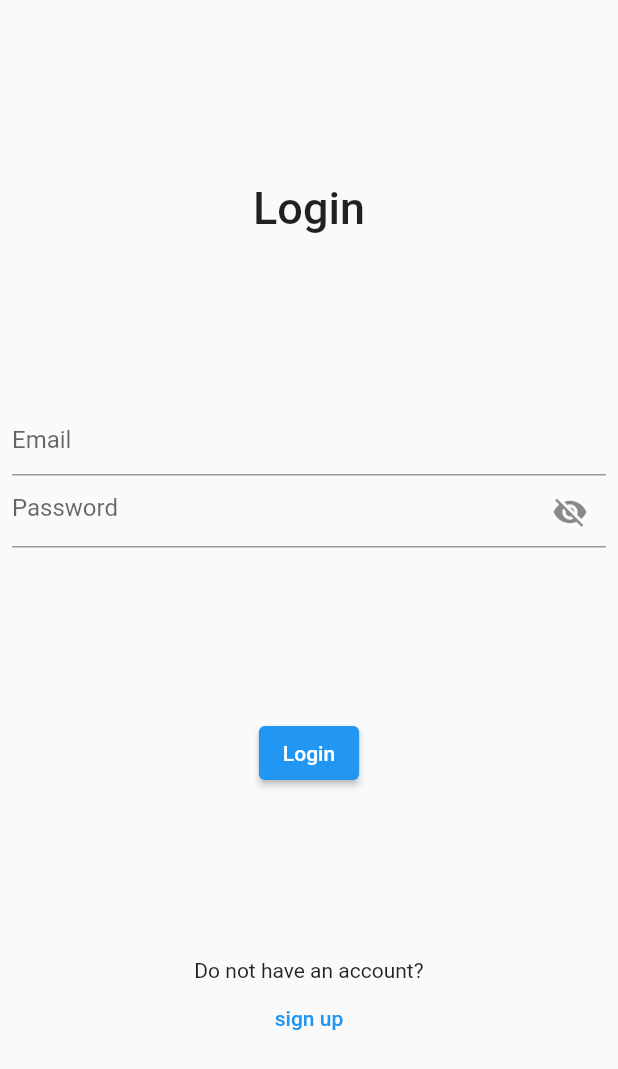
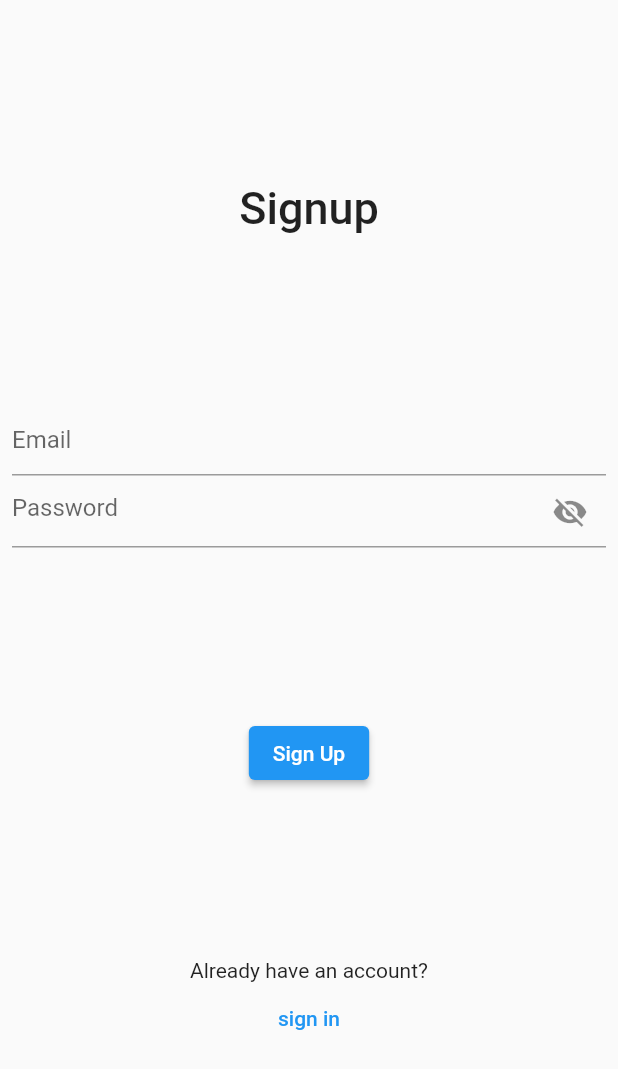
Before and after one commit to MR-Square/Flutter-old, a Flutter app: the screen it shows after launch, after a tap on "sign up", on a phone screen of 412 x 824 dp. Shown: the top 1069 px of the screen. Run offline on Flutter 3.47's test engine with Material 2 defaults, Android fonts, the phone set to English and light mode, and no system bars.

Commit message:
sign up page completed

```diff
--- a/notes_app/lib/views/pages/auth/login_page.dart
+++ b/notes_app/lib/views/pages/auth/login_page.dart
@@ -1,4 +1,5 @@
 import 'package:flutter/material.dart';
+import 'package:notes_app/views/pages/auth/signup_page.dart';
 
 class LoginPage extends StatefulWidget {
   const LoginPage({super.key});
@@ -59,7 +60,14 @@ class _LoginPageState extends State<LoginPage> {
               children: [
                 const Text("Do not have an account?"),
                 TextButton(
-                  onPressed: () {},
+                  onPressed: () {
+                    Navigator.push(
+                      context,
+                      MaterialPageRoute(
+                        builder: (context) => const SignupPage(),
+                      ),
+                    );
+                  },
                   child: const Text("sign up"),
                 ),
               ],
--- a/notes_app/lib/views/pages/auth/signup_page.dart
+++ b/notes_app/lib/views/pages/auth/signup_page.dart
@@ -1,5 +1,3 @@
-
-
 import 'package:flutter/material.dart';
 
 class SignupPage extends StatefulWidget {
@@ -10,14 +8,62 @@ class SignupPage extends StatefulWidget {
 }
 
 class _SignupPageState extends State<SignupPage> {
+  bool isObscureText = true;
   @override
   Widget build(BuildContext context) {
     return Scaffold(
-      body: Column(
-        children: const [
-          Text("Signup"),
-
-        ],
+      body: Padding(
+        padding: const EdgeInsets.all(8.0),
+        child: Column(
+          mainAxisAlignment: MainAxisAlignment.spaceEvenly,
+          children: [
+            const Text(
+              "Signup",
+              style: TextStyle(
+                fontSize: 30.0,
+                fontWeight: FontWeight.w500,
+              ),
+            ),
+            Column(
+              children: [
+                const TextField(
+                  decoration: InputDecoration(
+                    hintText: "Email",
+                  ),
+                ),
+                TextField(
+                  obscureText: isObscureText,
+                  decoration: InputDecoration(
+                    hintText: "Password",
+                    suffixIcon: IconButton(
+                      onPressed: () {
+                        isObscureText = !isObscureText;
+                        setState(() {});
+                      },
+                      icon: Icon(isObscureText
+                          ? Icons.visibility_off
+                          : Icons.visibility),
+                    ),
+                  ),
+                ),
+              ],
+            ),
+            ElevatedButton(
+              onPressed: () {},
+              child: const Text("Sign Up"),
+            ),
+            Column(
+              children: [
+                const Text("Already have an account?"),
+                TextButton(
+                    onPressed: () {
+                      Navigator.pop(context);
+                    },
+                    child: const Text("sign in"))
+              ],
+            )
+          ],
+        ),
       ),
     );
   }
```
